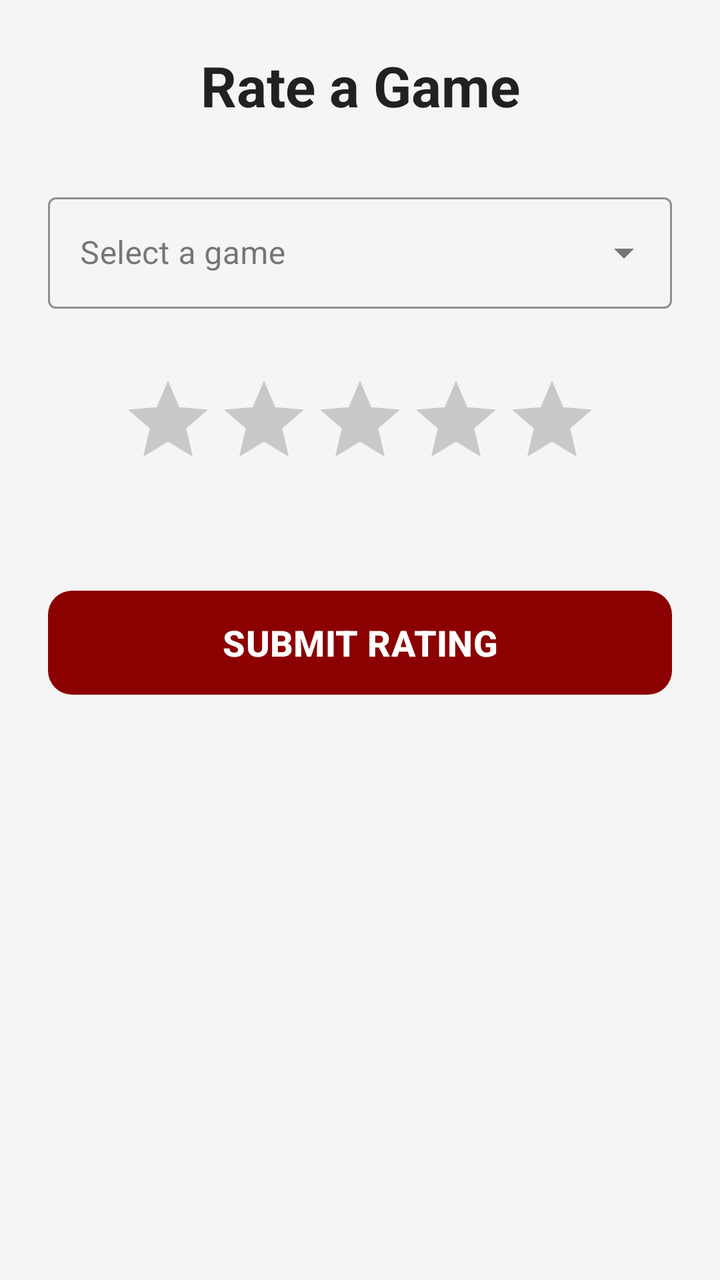
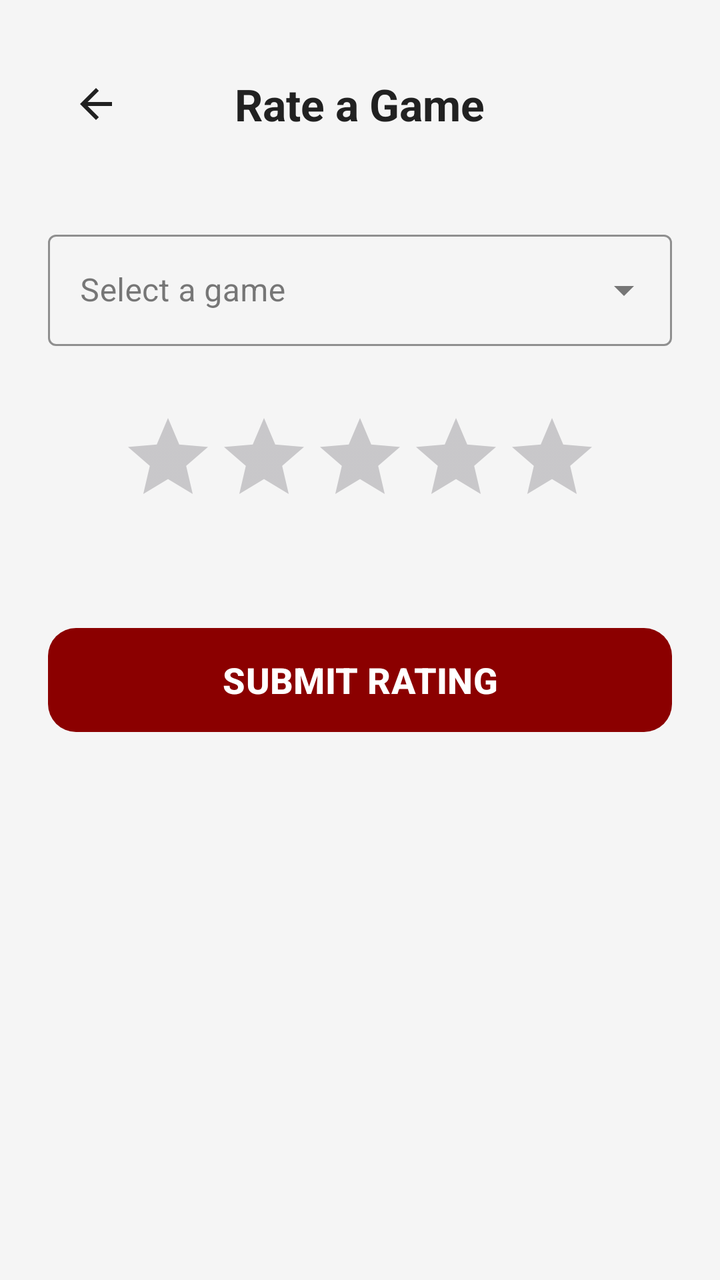

The first picture is an Android layout as it rendered before a commit; the second is the same layout after the commit. The layout source and the unified diff follow.
<!-- AndroidManifest.xml: application theme Theme.GoldenBet -->
<!-- res/layout/fragment_rate.xml -->
<?xml version="1.0" encoding="utf-8"?>
<LinearLayout xmlns:android="http://schemas.android.com/apk/res/android"
    xmlns:app="http://schemas.android.com/apk/res-auto"
    android:layout_width="match_parent"
    android:layout_height="match_parent"
    android:orientation="vertical"
    android:padding="24dp"
    android:background="@color/bg_light"
    android:gravity="center_horizontal">

    <TextView
        android:layout_width="match_parent"
        android:layout_height="wrap_content"
        android:text="@string/rate_title"
        android:textSize="28sp"
        android:textStyle="bold"
        android:textColor="@color/text_dark"
        android:layout_marginBottom="32dp"
        android:gravity="center" />

    <com.google.android.material.textfield.TextInputLayout
        style="@style/Widget.MaterialComponents.TextInputLayout.OutlinedBox.ExposedDropdownMenu"
        android:layout_width="match_parent"
        android:layout_height="wrap_content"
        android:hint="@string/rate_game_hint"
        app:boxStrokeColor="@color/gold_classic"
        android:layout_marginBottom="32dp">

        <AutoCompleteTextView
            android:id="@+id/autoCompleteGameName"
            android:layout_width="match_parent"
            android:layout_height="wrap_content"
            android:inputType="none"
            android:textColor="@color/text_dark" />

    </com.google.android.material.textfield.TextInputLayout>

    <RatingBar
        android:id="@+id/ratingBar"
        android:layout_width="wrap_content"
        android:layout_height="wrap_content"
        android:numStars="5"
        android:stepSize="0.5"
        android:progressTint="@color/gold_classic"
        android:secondaryProgressTint="@color/gold_glow"
        android:layout_marginBottom="48dp" />

    <com.google.android.material.button.MaterialButton
        android:id="@+id/btnSubmitRate"
        android:layout_width="match_parent"
        android:layout_height="60dp"
        android:text="@string/rate_submit_btn"
        android:textSize="18sp"
        android:textStyle="bold"
        app:cornerRadius="12dp"
        app:backgroundTint="@color/luxury_red"
        android:textColor="@color/white" />

</LinearLayout>
<!-- resources referenced by this layout -->
<resources>
  <color name="bg_light">#F5F5F5</color>
  <color name="gold_classic">#C6930A</color>
  <color name="gold_glow">#FFE45E</color>
  <color name="luxury_red">#8B0000</color>
  <color name="text_dark">#212121</color>
  <color name="white">#FFFFFFFF</color>
  <string name="rate_game_hint">Select a game</string>
  <string name="rate_submit_btn">SUBMIT RATING</string>
  <string name="rate_title">Rate a Game</string>
  <style name="Theme.GoldenBet" parent="Base.Theme.GoldenBet" />
  <style name="Base.Theme.GoldenBet" parent="Theme.Material3.DayNight.NoActionBar">
          <item name="android:windowBackground">@color/bg_light</item>
  
          <item name="colorSurface">@color/card_light</item>
  
          <item name="colorOnSurface">@color/text_dark</item>
  
          <item name="colorPrimary">@color/luxury_red</item>
  
          <item name="android:statusBarColor">@color/bg_light</item>
          <item name="android:windowLightStatusBar">true</item>
          <item name="colorSurfaceVariant">@color/input_bg_light</item>
          <item name="colorSecondary">@color/gold_classic</item>
  
      </style>
  <color name="card_light">#FFFFFF</color>
  <color name="input_bg_light">#EBEBEB</color>
</resources>

<!-- the commit's change to res/layout/fragment_rate.xml (unified diff, before → after) -->
@@ -1,59 +1,85 @@
 <?xml version="1.0" encoding="utf-8"?>
-<LinearLayout xmlns:android="http://schemas.android.com/apk/res/android"
+<androidx.core.widget.NestedScrollView
+    xmlns:android="http://schemas.android.com/apk/res/android"
     xmlns:app="http://schemas.android.com/apk/res-auto"
+    xmlns:tools="http://schemas.android.com/tools"
     android:layout_width="match_parent"
     android:layout_height="match_parent"
-    android:orientation="vertical"
-    android:padding="24dp"
-    android:background="@color/bg_light"
-    android:gravity="center_horizontal">
+    android:fillViewport="true"
+    android:background="?android:attr/windowBackground">
 
-    <TextView
+    <LinearLayout
         android:layout_width="match_parent"
         android:layout_height="wrap_content"
-        android:text="@string/rate_title"
-        android:textSize="28sp"
-        android:textStyle="bold"
-        android:textColor="@color/text_dark"
-        android:layout_marginBottom="32dp"
-        android:gravity="center" />
+        android:orientation="vertical"
+        android:padding="24dp"
+        android:gravity="center_horizontal">
 
-    <com.google.android.material.textfield.TextInputLayout
-        style="@style/Widget.MaterialComponents.TextInputLayout.OutlinedBox.ExposedDropdownMenu"
-        android:layout_width="match_parent"
-        android:layout_height="wrap_content"
-        android:hint="@string/rate_game_hint"
-        app:boxStrokeColor="@color/gold_classic"
-        android:layout_marginBottom="32dp">
+        <RelativeLayout
+            android:layout_width="match_parent"
+            android:layout_height="56dp"
+            android:layout_marginBottom="32dp">
 
-        <AutoCompleteTextView
-            android:id="@+id/autoCompleteGameName"
+            <ImageButton
+                android:id="@+id/btnBack"
+                android:layout_width="48dp"
+                android:layout_height="48dp"
+                android:layout_alignParentStart="true"
+                android:layout_centerVertical="true"
+                android:background="?attr/selectableItemBackgroundBorderless"
+                android:src="@drawable/ic_back"
+                app:tint="?attr/colorOnSurface"
+                android:contentDescription="Back" />
+
+            <TextView
+                android:layout_width="wrap_content"
+                android:layout_height="wrap_content"
+                android:layout_centerInParent="true"
+                android:text="@string/rate_title"
+                android:textColor="?attr/colorOnSurface"
+                android:textSize="22sp"
+                android:textStyle="bold" />
+        </RelativeLayout>
+
+        <com.google.android.material.textfield.TextInputLayout
+            style="@style/Widget.MaterialComponents.TextInputLayout.OutlinedBox.ExposedDropdownMenu"
             android:layout_width="match_parent"
             android:layout_height="wrap_content"
-            android:inputType="none"
-            android:textColor="@color/text_dark" />
+            android:hint="@string/rate_game_hint"
+            app:boxStrokeColor="?attr/colorSecondary"
+            app:hintTextColor="?attr/colorSecondary"
+            android:layout_marginBottom="32dp">
 
-    </com.google.android.material.textfield.TextInputLayout>
+            <AutoCompleteTextView
+                android:id="@+id/autoCompleteGameName"
+                android:layout_width="match_parent"
+                android:layout_height="wrap_content"
+                android:inputType="text"
+                android:textColor="?attr/colorOnSurface" />
 
-    <RatingBar
-        android:id="@+id/ratingBar"
-        android:layout_width="wrap_content"
-        android:layout_height="wrap_content"
-        android:numStars="5"
-        android:stepSize="0.5"
-        android:progressTint="@color/gold_classic"
-        android:secondaryProgressTint="@color/gold_glow"
-        android:layout_marginBottom="48dp" />
+        </com.google.android.material.textfield.TextInputLayout>
 
-    <com.google.android.material.button.MaterialButton
-        android:id="@+id/btnSubmitRate"
-        android:layout_width="match_parent"
-        android:layout_height="60dp"
-        android:text="@string/rate_submit_btn"
-        android:textSize="18sp"
-        android:textStyle="bold"
-        app:cornerRadius="12dp"
-        app:backgroundTint="@color/luxury_red"
-        android:textColor="@color/white" />
+        <RatingBar
+            android:id="@+id/ratingBar"
+            android:layout_width="wrap_content"
+            android:layout_height="wrap_content"
+            android:numStars="5"
+            android:stepSize="0.5"
+            android:progressTint="?attr/colorSecondary"
+            android:secondaryProgressTint="@color/gold_glow"
+            android:layout_marginBottom="48dp" />
 
-</LinearLayout>
+        <com.google.android.material.button.MaterialButton
+            android:id="@+id/btnSubmitRate"
+            android:layout_width="match_parent"
+            android:layout_height="60dp"
+            android:text="@string/rate_submit_btn"
+            android:textSize="18sp"
+            android:textStyle="bold"
+            app:cornerRadius="14dp"
+            app:backgroundTint="?attr/colorPrimary"
+            android:textColor="@color/white"
+            app:elevation="4dp" />
+
+    </LinearLayout>
+</androidx.core.widget.NestedScrollView>
<!-- resource entries referenced after the edit -->
@@ -6,6 +6,18 @@
   <color name="luxury_red">#8B0000</color>
   <color name="text_dark">#212121</color>
   <color name="white">#FFFFFFFF</color>
+  <!-- drawable ic_back (drawable) -->
+  <vector xmlns:android="http://schemas.android.com/apk/res/android"
+      android:width="24dp"
+      android:height="24dp"
+      android:viewportWidth="960"
+      android:viewportHeight="960"
+      android:tint="?attr/colorControlNormal"
+      android:autoMirrored="true">
+    <path
+        android:fillColor="@android:color/white"
+        android:pathData="M313,520L537,744L480,800L160,480L480,160L537,216L313,440L800,440L800,520L313,520Z"/>
+  </vector>
   <string name="rate_game_hint">Select a game</string>
   <string name="rate_submit_btn">SUBMIT RATING</string>
   <string name="rate_title">Rate a Game</string>
